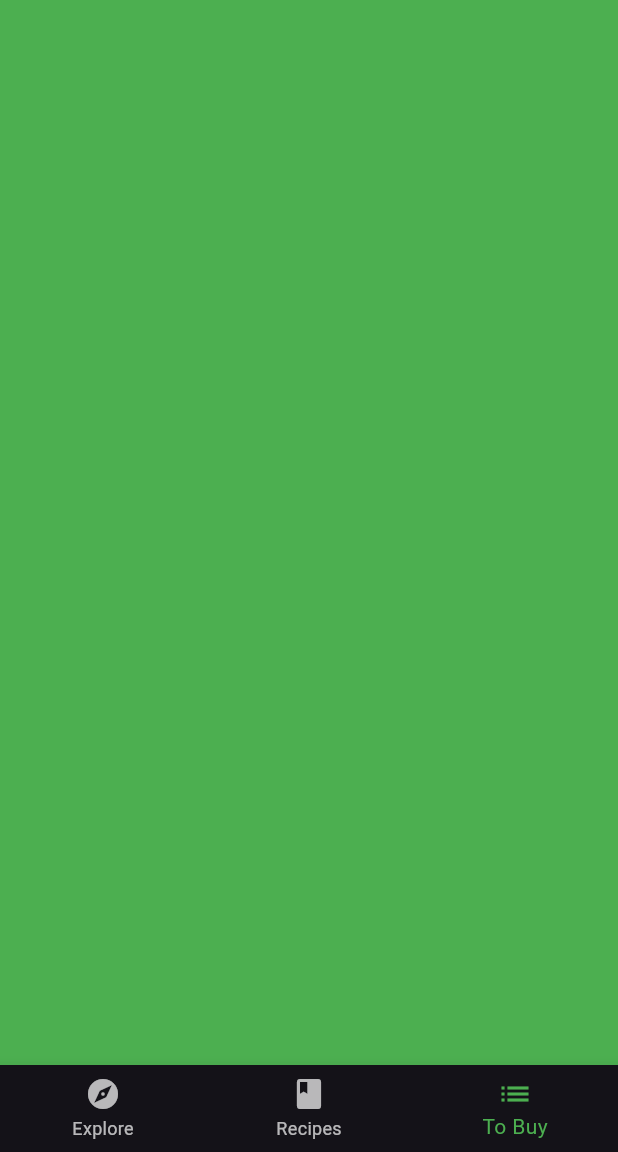
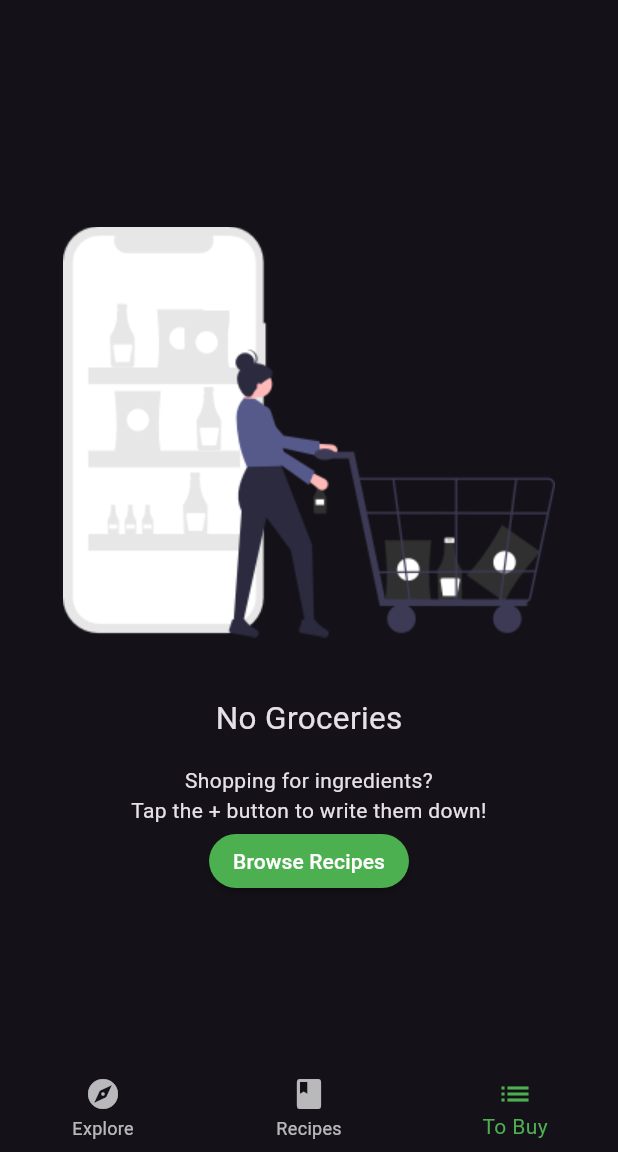
Before and after one commit to dolphinium/Fooderlich, a Flutter app: the screen it shows after launch, item 3 of the bottom bar chosen, on a phone screen of 412 x 824 dp, the part 84-1236 px from its top. Run offline on Flutter 3.47's test engine with Material 3 defaults, Android fonts, the phone set to English and light mode, and no system bars; our stand-ins replace google_fonts.

Commit message:
End of the Pg. 12 on Week 12's lab Empty grocery screen implemented.

```diff
--- a/lib/home.dart
+++ b/lib/home.dart
@@ -1,6 +1,7 @@
 import 'package:flutter/material.dart';
 import 'package:fooderlich/screens/explore_screen.dart';
 import 'screens/recipes_screen.dart';
+import 'screens/grocery_screen.dart';
 
 class Home extends StatefulWidget {
   const Home({super.key});
@@ -15,8 +16,7 @@
   static List<Widget> pages = <Widget>[
     ExploreScreen(),
     RecipesScreen(),
-    Container(color: Colors.green),
-    Container(color: Colors.blue),
+    const GroceryScreen()
   ];
 
   void _onItemTapped(int index) {
--- a/lib/models/models.dart
+++ b/lib/models/models.dart
@@ -2,3 +2,4 @@
 export 'post.dart';
 export 'simple_recipe.dart';
 export 'explore_data.dart';
+export 'grocery_item.dart';
--- /dev/null
+++ b/lib/screens/empty_grocery_screen.dart
@@ -0,0 +1,45 @@
+import 'package:flutter/material.dart';
+
+class EmptyGroceryScreen extends StatelessWidget {
+  const EmptyGroceryScreen({Key? key}) : super(key: key);
+
+  @override
+  Widget build(BuildContext context) {
+    // TODO: Replace and add layout widgets
+    return Padding(
+      padding: const EdgeInsets.all(30.0),
+      child: Center(
+        child: Column(
+          mainAxisAlignment: MainAxisAlignment.center,
+          children: [
+            Flexible(
+              child: AspectRatio(
+                aspectRatio: 1 / 1,
+                child: Image.asset("assets/fooderlich_assets/empty_list.png"),
+              ),
+            ),
+            const Text('No Groceries', style: TextStyle(fontSize: 21.0)),
+            const SizedBox( height: 16.0),
+            const Text(
+              "Shopping for ingredients?\n"
+                  "Tap the + button to write them down!",
+              textAlign: TextAlign.center,
+            ),
+            MaterialButton(
+              textColor: Colors.white,
+              child: const Text("Browse Recipes"),
+              shape: RoundedRectangleBorder(
+                borderRadius: BorderRadius.circular(30.0),
+              ),
+              color: Colors.green,
+              onPressed: (){
+                // TODO 8 : Go to Recipes Tab
+              },
+            )
+
+          ],
+        ),
+      ),
+    );
+  }
+}
--- /dev/null
+++ b/lib/screens/grocery_screen.dart
@@ -0,0 +1,13 @@
+import 'package:flutter/material.dart';
+import 'empty_grocery_screen.dart';
+
+class GroceryScreen extends StatelessWidget {
+  const GroceryScreen({Key? key}): super(key:key);
+
+  @override
+  Widget build(BuildContext context){
+    // TODO: ADD A SCAFFOLD WIDGET!
+    return const EmptyGroceryScreen();
+  }
+  // TODO: ADD buildGroceryScreen Here!
+}
--- a/pubspec.yaml
+++ b/pubspec.yaml
@@ -25,3 +25,4 @@
     - assets/magazine_pics/
     - assets/sample_data/
     - assets/profile_pics/
+    - assets/fooderlich_assets/
```
Also changed, not shown: lib/models/grocery_item.dart (added, +44 -0 lines), assets/fooderlich_assets/empty_list.png (added).
